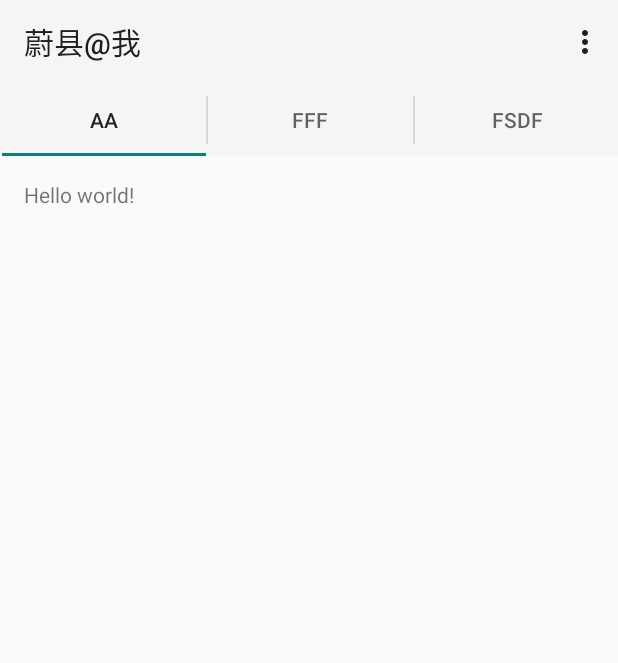
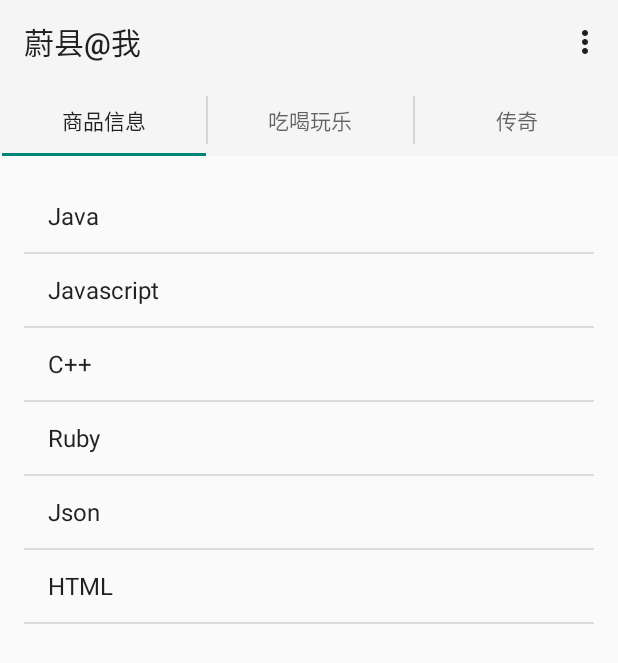
Before and after one commit to soarpatriot/dream-android, an Android app: the screen it shows after launch (MainActivity), on a phone screen of 412 x 824 dp. Shown: the top 663 px of the screen. Run offline under Robolectric (Android 15) with nearby library versions, the phone set to English and light mode, and no system bars.

Commit message:
add swipe list view

```diff
--- a/app/src/main/java/me/yuxian/city/adapter/SectionsPagerAdapter.java
+++ b/app/src/main/java/me/yuxian/city/adapter/SectionsPagerAdapter.java
@@ -37,11 +37,11 @@ public class SectionsPagerAdapter extends FragmentPagerAdapter {
         Locale l = Locale.getDefault();
         switch (position) {
             case 0:
-                return "aa".toUpperCase(l);
+                return "商品信息".toUpperCase(l);
             case 1:
-                return "fff".toUpperCase(l);
+                return "吃喝玩乐".toUpperCase(l);
             case 2:
-                return "fsdf".toUpperCase(l);
+                return "传奇".toUpperCase(l);
         }
         return null;
     }
--- a/app/src/main/java/me/yuxian/city/fragments/InformationFragment.java
+++ b/app/src/main/java/me/yuxian/city/fragments/InformationFragment.java
@@ -1,24 +1,53 @@
 package me.yuxian.city.fragments;
 
 import android.os.Bundle;
+import android.os.Handler;
 import android.support.v4.app.Fragment;
+import android.support.v4.widget.SwipeRefreshLayout;
 import android.view.LayoutInflater;
 import android.view.View;
 import android.view.ViewGroup;
+import android.widget.ArrayAdapter;
+import android.widget.ListView;
+
+import java.util.ArrayList;
+import java.util.Arrays;
+import java.util.List;
 
 import me.yuxian.city.R;
 
 /**
  * Created by liuhaibao on 15/2/22.
  */
-public class InformationFragment extends Fragment  {
+public class InformationFragment extends Fragment implements SwipeRefreshLayout.OnRefreshListener   {
 
     /**
      * The fragment argument representing the section number for this
      * fragment.
      */
     private static final String ARG_SECTION_NUMBER = "section_number";
+    private static final int REFRESH_COMPLETE = 0X110;
+    private SwipeRefreshLayout mSwipeLayout;
+    private ListView mListView;
+    private ArrayAdapter mAdapter;
+    private List<String> mDatas = new ArrayList<String>(Arrays.asList("Java", "Javascript", "C++", "Ruby", "Json",
+            "HTML"));
 
+    private Handler mHandler = new Handler()
+    {
+        public void handleMessage(android.os.Message msg)
+        {
+            switch (msg.what)
+            {
+                case REFRESH_COMPLETE:
+                    mDatas.addAll(Arrays.asList("Lucene", "Canvas", "Bitmap"));
+                    mAdapter.notifyDataSetChanged();
+                    mSwipeLayout.setRefreshing(false);
+                    break;
+
+            }
+        };
+    };
     /**
      * Returns a new instance of this fragment for the given section
      * number.
@@ -34,11 +63,36 @@ public class InformationFragment extends Fragment  {
     public InformationFragment() {
     }
 
+
+
     @Override
     public View onCreateView(LayoutInflater inflater, ViewGroup container,
                              Bundle savedInstanceState) {
         View rootView = inflater.inflate(R.layout.fragment_main, container, false);
+
+        mListView = (ListView) rootView.findViewById(R.id.id_listview);
+        mSwipeLayout = (SwipeRefreshLayout) rootView.findViewById(R.id.id_swipe_ly);
+
+
+        mSwipeLayout.setOnRefreshListener(this);
+        mSwipeLayout.setColorScheme(android.R.color.holo_blue_bright, android.R.color.holo_green_light,
+                android.R.color.holo_orange_light, android.R.color.holo_red_light);
+        mAdapter = new ArrayAdapter<String>(this.getActivity(), android.R.layout.simple_list_item_1, mDatas);
+        mListView.setAdapter(mAdapter);
+
         return rootView;
     }
 
+
+
+    public void onRefresh()
+    {
+        // Log.e("xxx", Thread.currentThread().getName());
+        // UI Thread
+
+        mHandler.sendEmptyMessageDelayed(REFRESH_COMPLETE, 2000);
+
+    }
+
+
 }
--- a/app/src/main/res/layout/fragment_main.xml
+++ b/app/src/main/res/layout/fragment_main.xml
@@ -6,9 +6,16 @@
     android:paddingBottom="@dimen/activity_vertical_margin"
     tools:context=".MainActivity$PlaceholderFragment">
 
-    <TextView android:id="@+id/section_label"
-        android:layout_width="wrap_content"
-        android:text="@string/hello_world"
-        android:layout_height="wrap_content" />
+    <android.support.v4.widget.SwipeRefreshLayout
+        android:id="@+id/id_swipe_ly"
+        android:layout_width="match_parent"
+        android:layout_height="match_parent" >
+
+        <ListView
+            android:id="@+id/id_listview"
+            android:layout_width="match_parent"
+            android:layout_height="match_parent" >
+        </ListView>
+    </android.support.v4.widget.SwipeRefreshLayout>
 
 </RelativeLayout>
```
Also changed, not shown: app/src/main/java/me/yuxian/city/MainActivity.java (+12 -5 lines).
